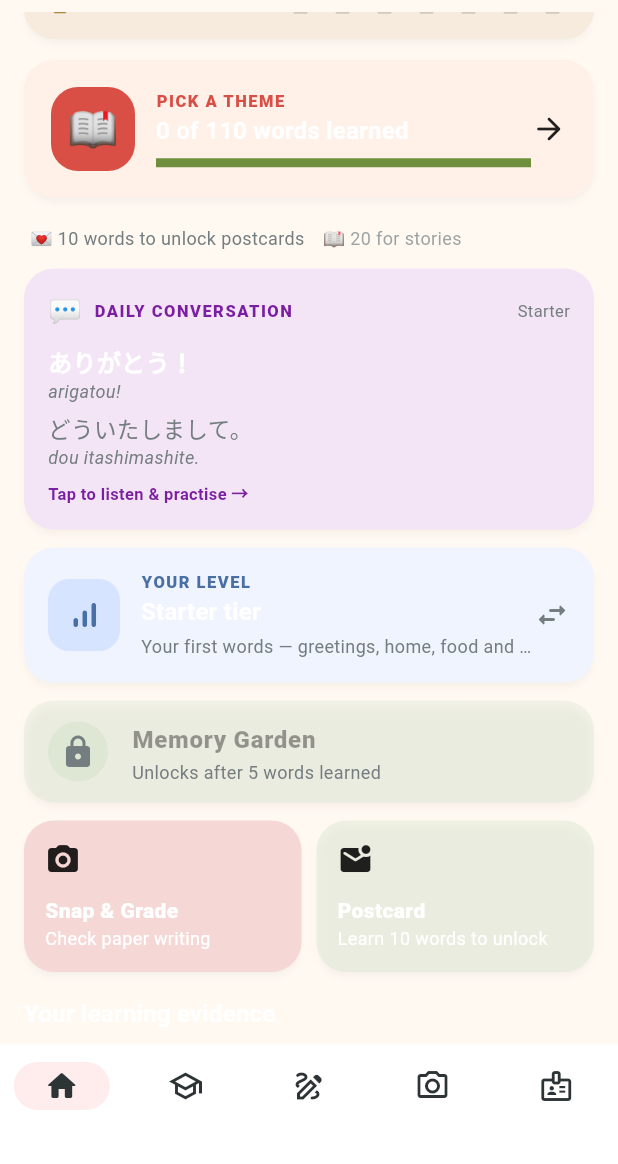
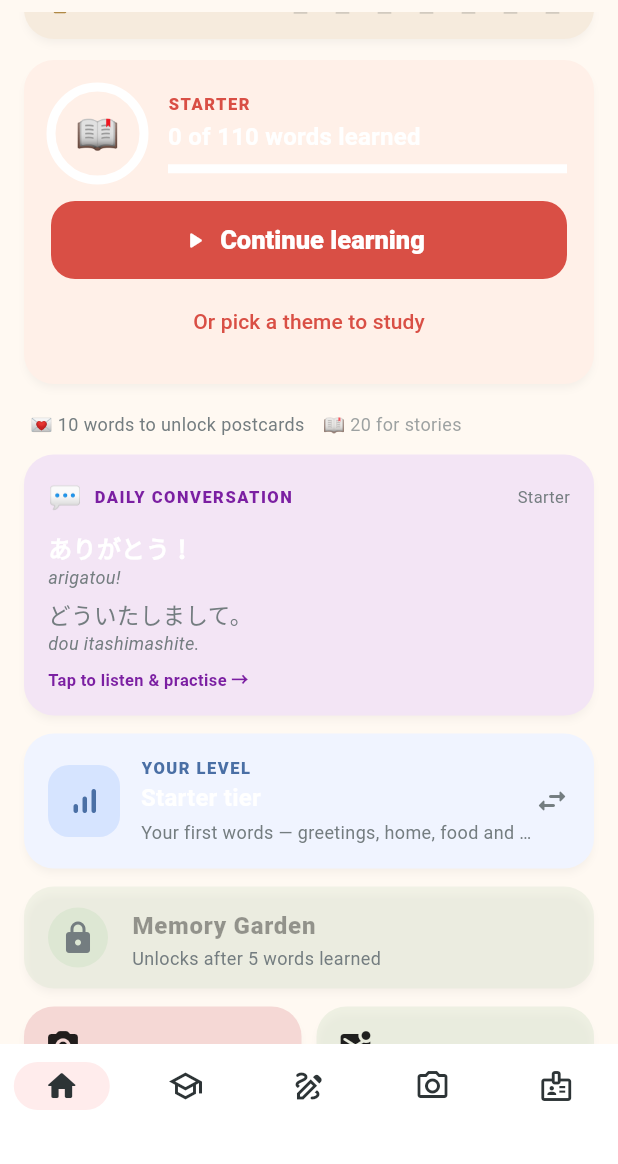
Before and after one commit to Jadax/LinguaTomo, a Flutter app: the AppShell screen opened directly, scrolled down 576 dp, on a phone screen of 412 x 824 dp, the part 72-1236 px from its top. Run offline on Flutter 3.47's test engine with Material 3 defaults, Android fonts, the phone set to English and light mode, and no system bars; our stand-ins replace audioplayers, connectivity_plus, flutter_riverpod, flutter_tts, hive_flutter, image_picker and 2 more; missing offline and left inert: fsrs, google_mlkit_text_recognition; accounts and stored records are empty; network calls fail; Roboto replaces fonts that are missing (Nunito, Quicksand).

Commit message:
release: 1.19.0 — feedback sounds, Duolingo-style Continue, listen-first intro, Android verification

```diff
--- a/lib/config/app_info.dart
+++ b/lib/config/app_info.dart
@@ -1,7 +1,7 @@
 abstract final class AppInfo {
   static const name = 'LinguaTomo';
-  static const version = '1.18.2';
-  static const buildNumber = 42;
+  static const version = '1.19.0';
+  static const buildNumber = 43;
 
   static const versionLabel = '$name $version';
 }
--- a/lib/main.dart
+++ b/lib/main.dart
@@ -12,6 +12,7 @@ import 'providers/level_prefs_state.dart';
 import 'providers/sync_state.dart';
 import 'providers/word_progress_state.dart';
 import 'services/cloud_service.dart';
+import 'services/sound_service.dart';
 import 'services/speech_service.dart';
 import 'theme/app_theme.dart';
 import 'views/dashboard_view.dart';
@@ -64,6 +65,7 @@ class _LinguaTomoAppState extends ConsumerState<LinguaTomoApp> {
     super.initState();
     // Warm browser/device text-to-speech before the learner taps a speaker.
     unawaited(SpeechService().warmUp());
+    unawaited(SoundService().init());
   }
 
   @override
--- a/lib/views/dashboard_view.dart
+++ b/lib/views/dashboard_view.dart
@@ -1136,76 +1136,152 @@ class _SeasonalEventCardState extends ConsumerState<_SeasonalEventCard> {
   }
 }
 
-class _ContinueLearningCard extends StatelessWidget {
+class _ContinueLearningCard extends ConsumerWidget {
   const _ContinueLearningCard({required this.wordProgress});
   final WordProgress wordProgress;
 
   @override
-  Widget build(BuildContext context) {
+  Widget build(BuildContext context, WidgetRef ref) {
     final tierProgress = wordProgress.tierProgress(wordProgress.currentTier);
     final tierTotal = wordsForTier(wordProgress.currentTier).length;
+    final ratio = tierTotal > 0 ? tierProgress / tierTotal : 0.0;
+    final dueReviews =
+        ref.watch(reviewDeckProvider).dueMissions.length +
+        ref.watch(grammarGardenProvider).dueCount;
+    final hasNewWords = wordProgress.tierProgress(wordProgress.currentTier) <
+        tierTotal;
+    final hasDue = dueReviews > 0;
+
+    // Duolingo-style Continue: one obvious next action. Reviews (SRS) come
+    // first because timely recall is proven to strengthen memory; otherwise
+    // start the next lesson directly so a new learner never faces a choice.
+    final primaryTitle = hasDue
+        ? 'Review $dueReviews'
+        : hasNewWords
+        ? 'Continue learning'
+        : 'Practise words';
+
     return Card(
       color: const Color(0xFFFFF0E8),
       margin: EdgeInsets.zero,
-      child: InkWell(
-        borderRadius: BorderRadius.circular(20),
-        onTap: () => _showThemePicker(context, wordProgress),
       child: Padding(
         padding: const EdgeInsets.all(18),
-          child: Row(
-            children: [
-              Container(
-                width: 56,
-                height: 56,
-                decoration: BoxDecoration(
-                  color: AppColors.persimmon,
-                  borderRadius: BorderRadius.circular(18),
-                ),
-                alignment: Alignment.center,
+        child: Column(
+          crossAxisAlignment: CrossAxisAlignment.stretch,
+          children: [
+            Row(
+              children: [
+                // Progress ring — a quick, rewarding sense of momentum.
+                SizedBox(
+                  width: 62,
+                  height: 62,
+                  child: Stack(
+                    fit: StackFit.expand,
+                    children: [
+                      CircularProgressIndicator(
+                        value: ratio,
+                        strokeWidth: 6,
+                        backgroundColor: Colors.white,
+                        valueColor: const AlwaysStoppedAnimation(
+                          AppColors.persimmon,
+                        ),
+                      ),
+                      Center(
                         child: Text(
                           wordProgress.currentTier == DifficultyTier.starter
                               ? '📖'
-                      : wordProgress.currentTier == DifficultyTier.elementary
+                              : wordProgress.currentTier ==
+                                    DifficultyTier.elementary
                               ? '📚'
-                      : wordProgress.currentTier == DifficultyTier.intermediate
+                              : wordProgress.currentTier ==
+                                    DifficultyTier.intermediate
                               ? '🎓'
-                      : wordProgress.currentTier == DifficultyTier.advanced
+                              : wordProgress.currentTier ==
+                                    DifficultyTier.advanced
                               ? '🌟'
                               : '🏆',
-                  style: const TextStyle(fontSize: 28),
-                ),
-              ),
-              const SizedBox(width: 14),
+                          style: const TextStyle(fontSize: 24),
+                        ),
+                      ),
+                    ],
+                  ),
+                ),
+                const SizedBox(width: 16),
                 Expanded(
                   child: Column(
                     crossAxisAlignment: CrossAxisAlignment.start,
                     children: [
-                    const Text(
-                      'PICK A THEME',
-                      style: TextStyle(
+                      Text(
+                        hasDue ? 'MEMORY GARDEN' : wordProgress.currentTier.label.toUpperCase(),
+                        style: const TextStyle(
                           color: AppColors.persimmon,
                           fontSize: 11,
                           fontWeight: FontWeight.w900,
                           letterSpacing: 1,
                         ),
                       ),
-                    Text(
-                      '$tierProgress of $tierTotal words learned',
+                      const SizedBox(height: 2),
+                      Text(
+                        hasDue
+                            ? '$dueReviews gentle review${dueReviews == 1 ? '' : 's'} ready'
+                            : '$tierProgress of $tierTotal words learned',
                         style: Theme.of(context).textTheme.titleMedium,
                       ),
                       const SizedBox(height: 6),
                       LinearProgressIndicator(
-                      value: tierTotal > 0 ? tierProgress / tierTotal : 0,
+                        value: ratio,
                         minHeight: 6,
-                    ),
-                  ],
-                ),
-              ),
-              const Icon(Icons.arrow_forward_rounded),
-            ],
-          ),
-        ),
-      ),
+                        backgroundColor: Colors.white,
+                        valueColor: const AlwaysStoppedAnimation(
+                          AppColors.matcha,
+                        ),
+                      ),
+                    ],
+                  ),
+                ),
+              ],
+            ),
+            const SizedBox(height: 14),
+            FilledButton.icon(
+              onPressed: () => _continue(context, ref),
+              style: FilledButton.styleFrom(
+                backgroundColor: AppColors.persimmon,
+                minimumSize: const Size.fromHeight(52),
+                shape: RoundedRectangleBorder(
+                  borderRadius: BorderRadius.circular(16),
+                ),
+              ),
+              icon: Icon(hasDue ? Icons.eco_rounded : Icons.play_arrow_rounded),
+              label: Text(
+                primaryTitle,
+                style: const TextStyle(
+                  fontSize: 17,
+                  fontWeight: FontWeight.w800,
+                ),
+              ),
+            ),
+            const SizedBox(height: 4),
+            TextButton(
+              onPressed: () => _showThemePicker(context, wordProgress),
+              child: const Text('Or pick a theme to study'),
+            ),
+          ],
+        ),
+      ),
+    );
+  }
+
+  void _continue(BuildContext context, WidgetRef ref) {
+    final due = ref.read(reviewDeckProvider).dueMissions.length +
+        ref.read(grammarGardenProvider).dueCount;
+    if (due > 0) {
+      Navigator.of(context).push(
+        MaterialPageRoute(builder: (_) => const ReviewView()),
+      );
+      return;
+    }
+    Navigator.of(context).push(
+      MaterialPageRoute(builder: (_) => const WordLessonView()),
     );
   }
 
--- a/pubspec.yaml
+++ b/pubspec.yaml
@@ -1,7 +1,7 @@
 name: linguatomo
 description: LinguaTomo, a warm Japanese learning companion by Tushant Sharma and Astraiva.
 publish_to: none
-version: 1.18.2+42
+version: 1.19.0+43
 
 environment:
   sdk: ^3.12.2
```
Also changed, not shown: lib/services/sound_service.dart (+50 -8 lines), lib/views/account_view.dart (+47 -0 lines), lib/views/word_lesson_view.dart (+23 -1 lines), 9 other files. Lines whose indentation alone changed are shown as unchanged.
